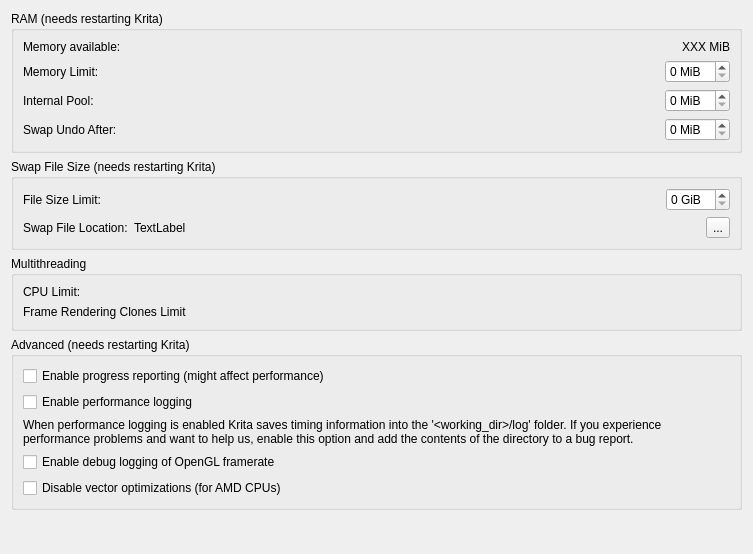
KDE/krita, file libs/ui/forms/wdgperformancesettings.ui: the form before one commit.
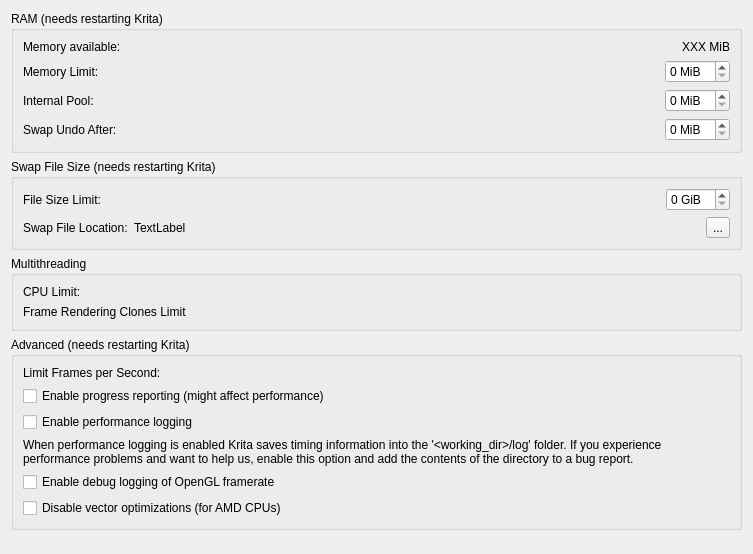
The form after the commit. Custom widgets are drawn as their Qt base class.

```diff
--- a/libs/ui/forms/wdgperformancesettings.ui
+++ b/libs/ui/forms/wdgperformancesettings.ui
@@ -271,6 +271,30 @@
       <string>Advanced (needs restarting Krita)</string>
      </property>
      <layout class="QVBoxLayout" name="verticalLayout">
+      <item>
+       <layout class="QFormLayout" name="formLayout_limitFps">
+        <item row="0" column="0">
+         <widget class="QLabel" name="label_fps">
+          <property name="text">
+           <string>Limit Frames per Second:</string>
+          </property>
+         </widget>
+        </item>
+        <item row="0" column="1">
+         <widget class="KisSliderSpinBox" name="sliderFpsLimit" native="true">
+          <property name="sizePolicy">
+           <sizepolicy hsizetype="MinimumExpanding" vsizetype="Preferred">
+            <horstretch>0</horstretch>
+            <verstretch>0</verstretch>
+           </sizepolicy>
+          </property>
+          <property name="toolTip">
+           <string>&lt;html&gt;&lt;head/&gt;&lt;body&gt;&lt;p&gt;Krita will try to limit the number of screen updates per second to the given number. A lower number will decrease visual responsiveness but increase stylus precision on some systems like macOS.&lt;p&gt;&lt;/body&gt;&lt;/html&gt;</string>
+          </property>
+         </widget>
+        </item>
+       </layout>
+      </item>
       <item>
        <widget class="QCheckBox" name="chkProgressReporting">
         <property name="text">
```
